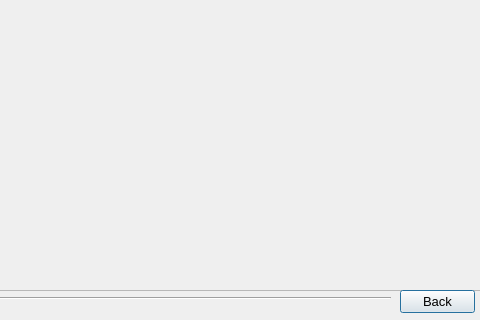
First picture: the form in chaptersdialog.ui, repository ivashchenko-leo/TextQuest, before the edit; both pictures show x 160 to 640 and y 160 to 480 of the 640 by 480 pixel window.
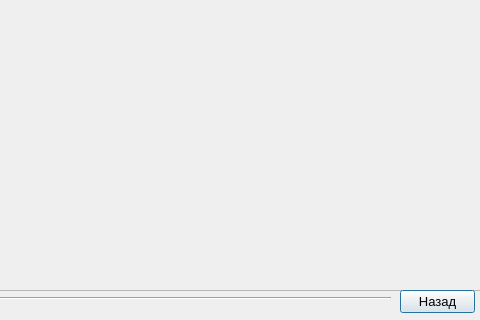
Second picture: the form after the edit.

Commit message: Changed locale in widgets, now its russian, added mousefilter.cpp in pro file

Diff of the .ui file:
```diff
--- a/chaptersdialog.ui
+++ b/chaptersdialog.ui
@@ -92,7 +92,7 @@
     </rect>
    </property>
    <property name="text">
-    <string>Back</string>
+    <string>Назад</string>
    </property>
   </widget>
   <widget class="Line" name="line">
```
Left out of the diff: 2 changed lines with no effect on the pictures. The commit also changes 6 other files.
